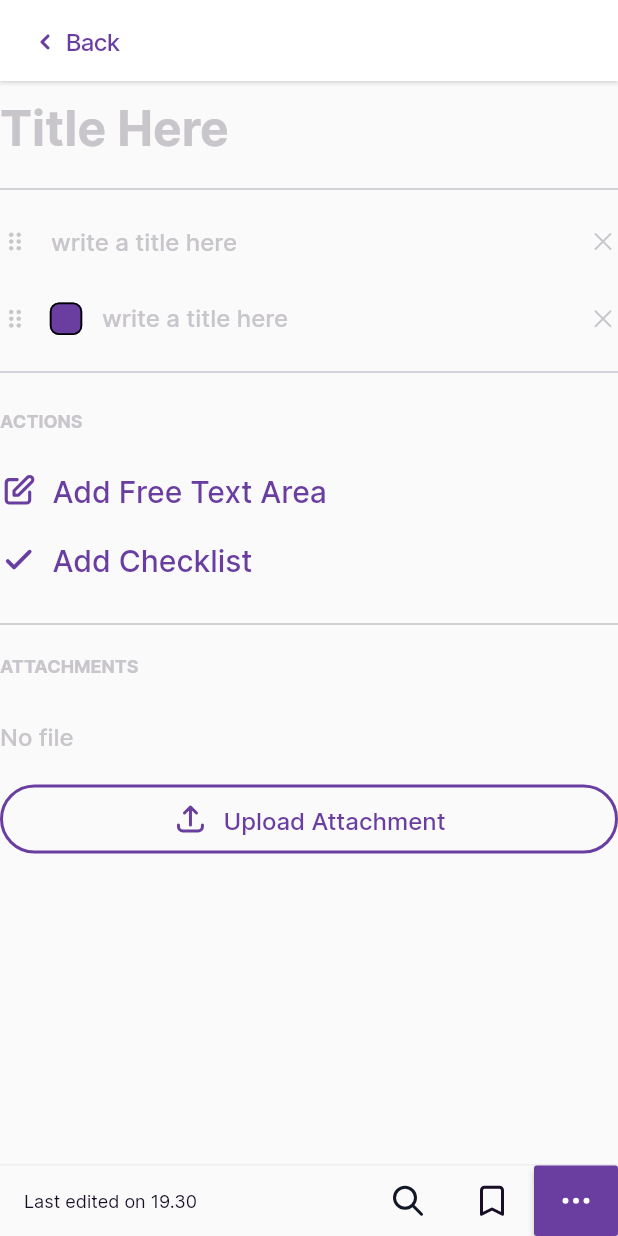
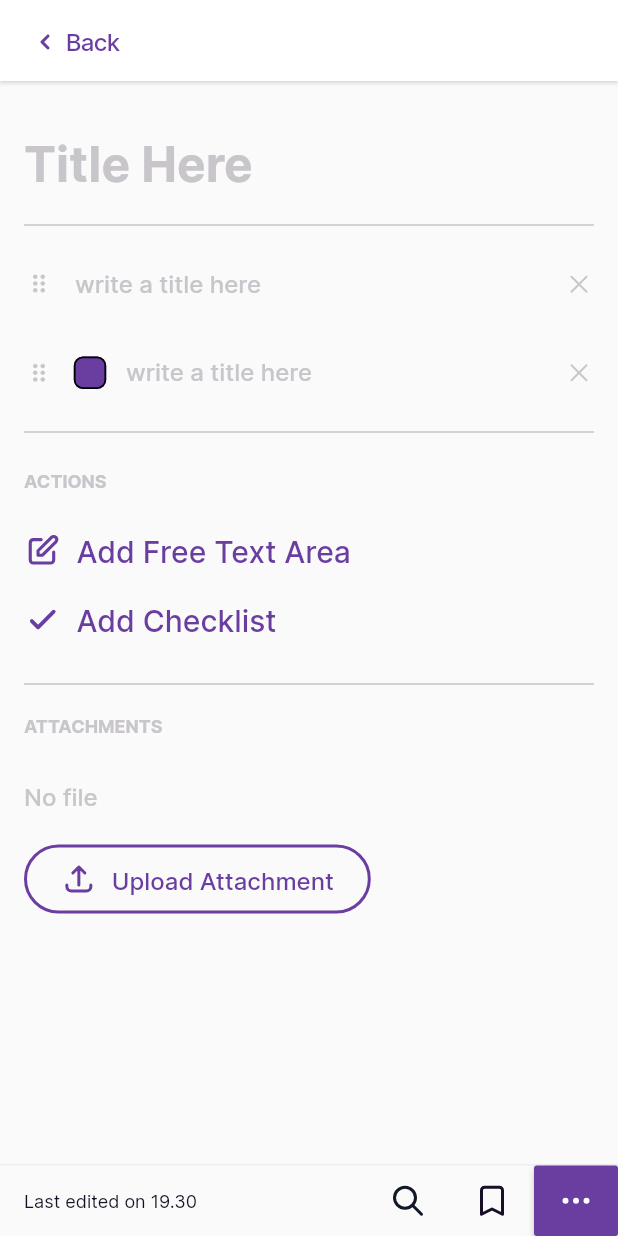
Before and after one commit to iamtechieboy/note_app, a Flutter app: the screen it shows after launch, after a tap on "Add Free Text Area", after a tap on "Add Checklist", on a phone screen of 412 x 824 dp. Run offline on Flutter 3.47's test engine with Material 2 defaults, Android fonts, the phone set to English and light mode, and no system bars; our stand-ins replace dotted_border, equatable, flutter_bloc, flutter_svg, image_picker, modal_bottom_sheet.

Commit message:
subNotes Page 1

```diff
--- a/lib/presentation/components/sub_check_list_components.dart
+++ b/lib/presentation/components/sub_check_list_components.dart
@@ -44,7 +44,7 @@ class _SubCheckListComponentState extends State<SubCheckListComponent> {
             padding: const EdgeInsets.only(bottom: 3),
             child: TextField(
               style: AppTextStyle.mediumBase,
-              maxLines: 2,
+              maxLines: 1,
               minLines: 1,
               keyboardType: TextInputType.multiline,
               autocorrect: false,
@@ -58,16 +58,16 @@ class _SubCheckListComponentState extends State<SubCheckListComponent> {
             ),
           ),
         ),
-        InkWell(
-          onTap: () {},
-          borderRadius: BorderRadius.circular(10),
-          child: SvgPicture.asset(
-            Assets.icons.close,
-            color: AppColors.neutralColor.baseGrey,
-            height: 20,
-            width: 20,
-          ),
-        ),
+        // InkWell(
+        //   onTap: () {},
+        //   borderRadius: BorderRadius.circular(10),
+        //   child: SvgPicture.asset(
+        //     Assets.icons.close,
+        //     color: AppColors.neutralColor.baseGrey,
+        //     height: 20,
+        //     width: 20,
+        //   ),
+        // ),
       ],
     );
   }
--- a/lib/presentation/components/sub_text_field_component.dart
+++ b/lib/presentation/components/sub_text_field_component.dart
@@ -48,21 +48,21 @@ class _SubTextFieldAddState extends State<SubTextFieldAdd> {
         const SizedBox(
           width: 14,
         ),
-        Padding(
-          padding: const EdgeInsets.only(top: 15),
-          child: InkWell(
-            onTap: () {
+        // Padding(
+        //   padding: const EdgeInsets.only(top: 15),
+        //   child: InkWell(
+        //     onTap: () {
 
-            },
-            borderRadius: BorderRadius.circular(10),
-            child: SvgPicture.asset(
-              Assets.icons.close,
-              color: AppColors.neutralColor.baseGrey,
-              height: 20,
-              width: 20,
-            ),
-          ),
-        ),
+        //     },
+        //     borderRadius: BorderRadius.circular(10),
+        //     child: SvgPicture.asset(
+        //       Assets.icons.close,
+        //       color: AppColors.neutralColor.baseGrey,
+        //       height: 20,
+        //       width: 20,
+        //     ),
+        //   ),
+        // ),
       ],
     );
   }
--- a/lib/presentation/pages/add_sub_notes/sub_notes_list.dart
+++ b/lib/presentation/pages/add_sub_notes/sub_notes_list.dart
@@ -18,20 +18,6 @@ class SubNotesList extends StatefulWidget {
 class _SubNotesListState extends State<SubNotesList> {
   List<Widget> subCheckList = [];
 
-  // List<SubTextFieldAdd> subTextFieldAdd = [];
-  List items = [
-    "item1",
-    "item2",
-    "item3",
-    "item4",
-    "item5",
-    "item6",
-    "item7",
-    "item8",
-    "item9",
-    "item10",
-  ];
-
   @override
   Widget build(BuildContext context) {
     Size size = MediaQuery.of(context).size;
@@ -40,10 +26,13 @@ class _SubNotesListState extends State<SubNotesList> {
       body: Column(
         mainAxisAlignment: MainAxisAlignment.spaceBetween,
         children: [
-          Flexible(
+          Expanded(
             child: ListView(
+              physics: const BouncingScrollPhysics(),
+              padding: const EdgeInsets.symmetric(vertical: 24),
               children: [
-                SizedBox(
+                Container(
+                  padding: const EdgeInsets.symmetric(horizontal: 16),
                   width: size.width - 32,
                   child: Flexible(
                     child: TextFormField(
@@ -62,9 +51,8 @@ class _SubNotesListState extends State<SubNotesList> {
                     ),
                   ),
                 ),
-
                 Padding(
-                  padding: const EdgeInsets.symmetric(vertical: 5),
+                  padding: const EdgeInsets.symmetric(vertical: 5, horizontal: 16),
                   child: Divider(
                     height: 10,
                     color: AppColors.neutralColor.baseGrey,
@@ -73,47 +61,27 @@ class _SubNotesListState extends State<SubNotesList> {
                     endIndent: 0,
                   ),
                 ),
-
                 ReorderableListView.builder(
                   shrinkWrap: true,
                   physics: const NeverScrollableScrollPhysics(),
                   itemBuilder: (context, index) {
-                    return buildUser(index);
+                    final user = subCheckList[index].hashCode;
+                    return buildUser(index, user);
                   },
                   itemCount: subCheckList.length,
                   onReorder: (oldIndex, newIndex) {
                     setState(() {
-                      final index = newIndex;
+                      if (oldIndex < newIndex) {
+                        newIndex -= 1;
+                      }
                       final user = subCheckList.removeAt(oldIndex);
-                      items.insert(index, user);
+                      subCheckList.insert(newIndex, user);
                     });
                   },
                 ),
-
-                // return Scaffold(
-                //   body: ReorderableListView.builder(
-                //     itemBuilder: (context, index) {
-                //       final user = items[index];
-                //       return buildUser(index, user);
-                //     },
-                //     itemCount: items.length,
-                //     onReorder: (oldIndex, newIndex) {
-                //       setState(() {
-                //         final index = newIndex;
-
-                //         final user = items.removeAt(oldIndex);
-
-                //         items.insert(index, user);
-                //       });
-                //     },
-                //   ),
-                // );
-
-                // ...subCheckList,
-
                 subCheckList.isNotEmpty
                     ? Padding(
-                        padding: const EdgeInsets.symmetric(vertical: 5),
+                        padding: const EdgeInsets.symmetric(vertical: 5, horizontal: 16),
                         child: Divider(
                           height: 10,
                           color: AppColors.neutralColor.baseGrey,
@@ -123,13 +91,13 @@ class _SubNotesListState extends State<SubNotesList> {
                         ),
                       )
                     : const SizedBox.shrink(),
-
                 actionsAttachFunc("ACTIONS"),
-
-                InkWell(
+                Padding(
+                  padding: const EdgeInsets.symmetric(horizontal: 16),
+                  child: InkWell(
                     onTap: () {
                       subCheckList.add(SubTextFieldAdd(
-                      key: ValueKey(subCheckList.length),
+                        key: ValueKey("userKey ${subCheckList.length - 1}"),
                       ));
                       setState(() {});
                     },
@@ -138,11 +106,13 @@ class _SubNotesListState extends State<SubNotesList> {
                       "Add Free Text Area",
                     ),
                   ),
-
-                InkWell(
+                ),
+                Padding(
+                  padding: const EdgeInsets.symmetric(horizontal: 16),
+                  child: InkWell(
                     onTap: () {
                       subCheckList.add(SubCheckListComponent(
-                      key: ValueKey(subCheckList.length),
+                        key: ValueKey("userKey ${subCheckList.length - 1}"),
                       ));
                       setState(() {});
                     },
@@ -151,9 +121,13 @@ class _SubNotesListState extends State<SubNotesList> {
                       "Add Checklist",
                     ),
                   ),
-
+                ),
                 Padding(
-                  padding: const EdgeInsets.only(top: 15),
+                  padding: const EdgeInsets.only(
+                    top: 15,
+                    left: 16,
+                    right: 16,
+                  ),
                   child: Divider(
                     height: 10,
                     color: AppColors.neutralColor.baseGrey,
@@ -162,12 +136,11 @@ class _SubNotesListState extends State<SubNotesList> {
                     endIndent: 0,
                   ),
                 ),
-
                 actionsAttachFunc("ATTACHMENTS"),
-
                 InkWell(
                   onTap: () {},
                   child: Container(
+                    padding: const EdgeInsets.symmetric(horizontal: 16),
                     height: 46,
                     alignment: Alignment.centerLeft,
                     child: Text(
@@ -178,17 +151,19 @@ class _SubNotesListState extends State<SubNotesList> {
                     ),
                   ),
                 ),
-
                 const SizedBox(
                   height: 10,
                 ),
+                Expanded(
+                  child: InkWell(
+                    onTap: () {
 
-                InkWell(
-                  onTap: () {},
+                    },
                     borderRadius: BorderRadius.circular(25),
                     child: Container(
+                      margin: EdgeInsets.only(left: 16, right: size.width * 0.4),
                       height: 46,
-                    width: 220,
+                      width: 200,
                       alignment: Alignment.center,
                       decoration: BoxDecoration(
                         borderRadius: BorderRadius.circular(25),
@@ -217,6 +192,7 @@ class _SubNotesListState extends State<SubNotesList> {
                       ),
                     ),
                   ),
+                ),
               ],
             ),
           ),
@@ -224,47 +200,27 @@ class _SubNotesListState extends State<SubNotesList> {
         ],
       ),
     );
-
-    // return Scaffold(
-    //   body: ReorderableListView.builder(
-    //     itemBuilder: (context, index) {
-    //       final user = items[index];
-    //       return buildUser(index, user);
-    //     },
-    //     itemCount: items.length,
-    //     onReorder: (oldIndex, newIndex) {
-    //       setState(() {
-    //         final index = newIndex;
-
-    //         final user = items.removeAt(oldIndex);
-
-    //         items.insert(index, user);
-    //       });
-    //     },
-    //   ),
-    // );
   }
 
-  // Widget buildUser(int index, String user) {
-  //   return ListTile(
-  //     key: ValueKey(user),
-  //     title: Text(user),
-  //     trailing: IconButton(
-  //       icon: const Icon(
-  //         Icons.delete,
-  //         color: Colors.black,
-  //       ),
-  //       onPressed: () => remove(index),
-  //     ),
-  //   );
-  // }
-
   void remove(int index) => setState(
-        () => items.removeAt(index),
+        () => subCheckList.removeAt(index),
       );
 
-  Widget buildUser(int index) {
-    return subCheckList[index];
+  Widget buildUser(int index, int user) {
+    return ListTile(
+      key: ValueKey(user),
+      title: subCheckList[index],
+      trailing: InkWell(
+        onTap: () => remove(index),
+        borderRadius: BorderRadius.circular(10),
+        child: SvgPicture.asset(
+          Assets.icons.close,
+          color: AppColors.neutralColor.baseGrey,
+          height: 20,
+          width: 20,
+        ),
+      ),
+    );
   }
 
   Widget addTextFieldAndCheck(String text, String text1) {
@@ -294,9 +250,8 @@ class _SubNotesListState extends State<SubNotesList> {
   }
 
   Widget actionsAttachFunc(String text) {
-    return InkWell(
-      onTap: () {},
-      child: Container(
+    return Container(
+      padding: const EdgeInsets.symmetric(horizontal: 16),
       height: 46,
       alignment: Alignment.centerLeft,
       child: Text(
@@ -305,7 +260,6 @@ class _SubNotesListState extends State<SubNotesList> {
           color: AppColors.neutralColor.baseGrey,
         ),
       ),
-      ),
     );
   }
 }
```
Also changed, not shown: pubspec.lock, 1 other file. Lines whose indentation alone changed are shown as unchanged.
